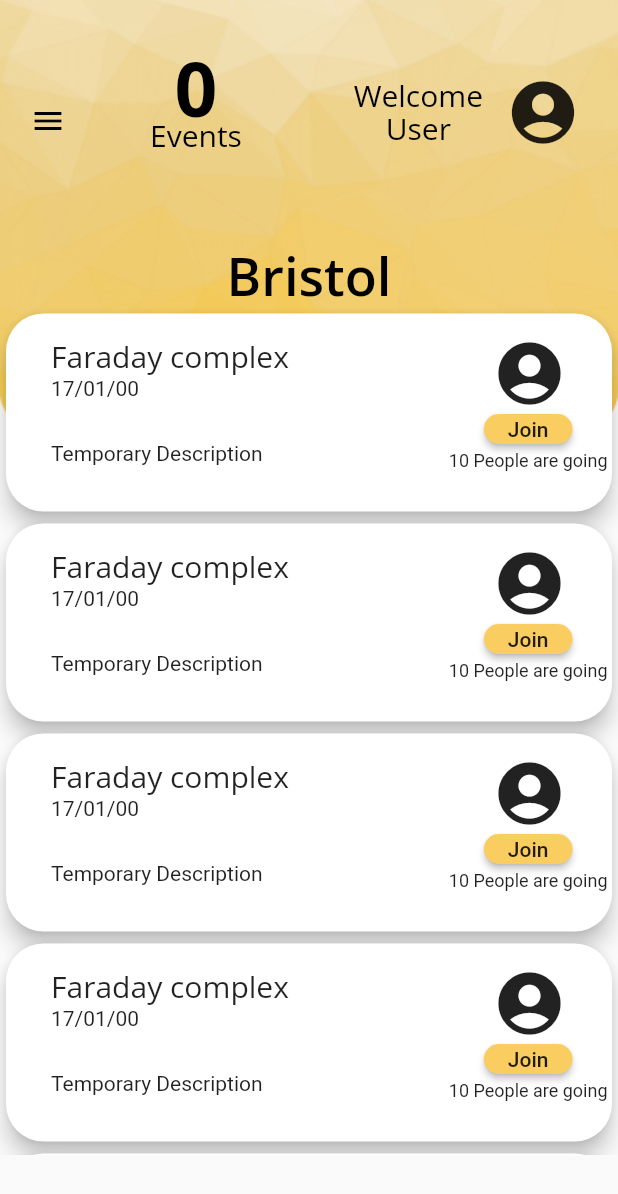
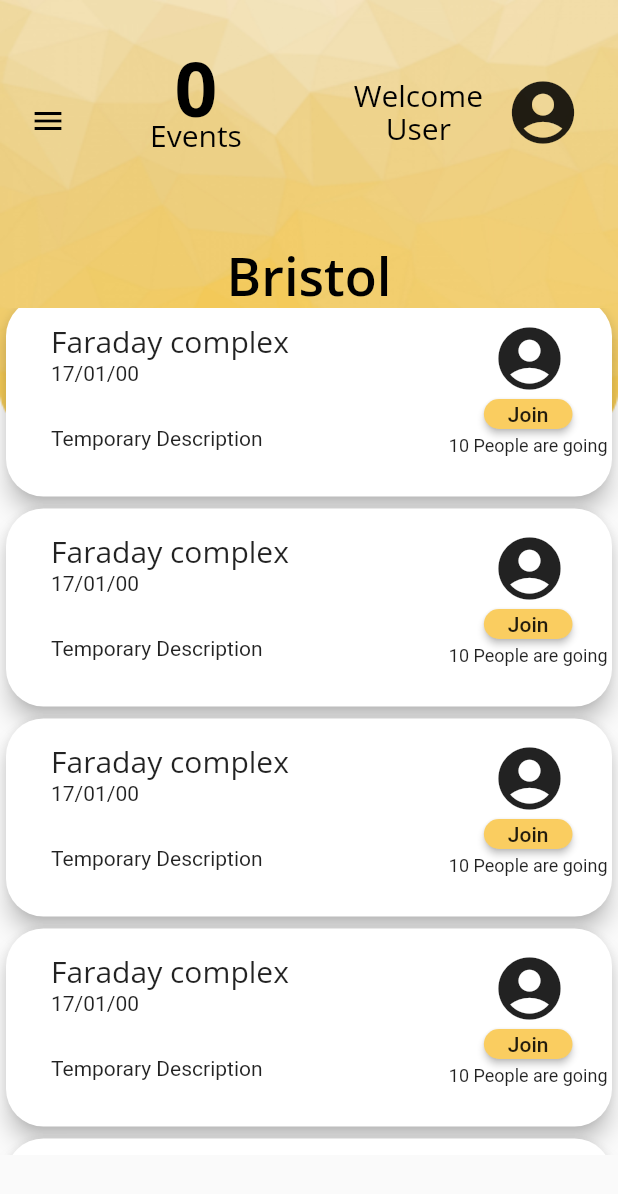
Before and after one commit to Cwills0114/PartyApp, a Flutter app: the screen it shows after launch, after a tap on "Login", on a phone screen of 412 x 824 dp. Shown: the top 1194 px of the screen. Run offline on Flutter 3.47's test engine with Material 2 defaults, Android fonts, the phone set to English and light mode, and no system bars.

Commit message:
Updated TO DO's

```diff
--- a/lib/Events/displayEvents.dart
+++ b/lib/Events/displayEvents.dart
@@ -5,7 +5,7 @@ import 'package:flutter/material.dart';
   Description: Build the Card view for HomePageLayout
 */
 
-// TO DO: Learn data management using StreamBuilder? && prociders??
+// TODO: Learn data management using StreamBuilder? && prociders??
 // https://api.flutter.dev/flutter/widgets/StreamBuilder-class.html
 // https://pub.dev/packages/provider
 
@@ -74,8 +74,10 @@ Widget displayCard(BuildContext context, int index, List items) {
   Size size = MediaQuery.of(context).size;
   screenHeight = size.height;
   screenWidth = size.width;
+  ScrollController _scrollController = ScrollController(initialScrollOffset: 10); // TODO: Scroll Inital position needs fixing
 
   return ListView.separated(
+      controller: _scrollController,
       addAutomaticKeepAlives: false,
       itemCount: items.length,
       itemBuilder: (context, index) {
@@ -108,7 +110,7 @@ Widget displayCard(BuildContext context, int index, List items) {
                     right: 30,
                     child: Icon(Icons.account_circle, size: 50)),
                 Positioned(
-                    //Divider not showing
+                    //TODO: Divider not showing
                     top: 70,
                     child: new SizedBox(
                       height: 10.0,
@@ -136,7 +138,7 @@ Widget displayCard(BuildContext context, int index, List items) {
                       ),
                       child: RaisedButton(
                         onPressed: () {
-                          // TO DO: Button Action for Joining event
+                          // TODO: Button Action for Joining event
                         },
                         child: Text("Join"),
                       ),
--- a/lib/Pages/homePageLayout.dart
+++ b/lib/Pages/homePageLayout.dart
@@ -10,7 +10,7 @@ class homePageLayout extends StatefulWidget {
   _homePageLayoutState createState() => _homePageLayoutState();
 }
 
-/*TO DO - When creating Calls to service
+/*TODO - When creating Calls to service
     Create a state that holds an Async funciton
     Set Loading state to true & display loading icon
     Get the infomation
```
